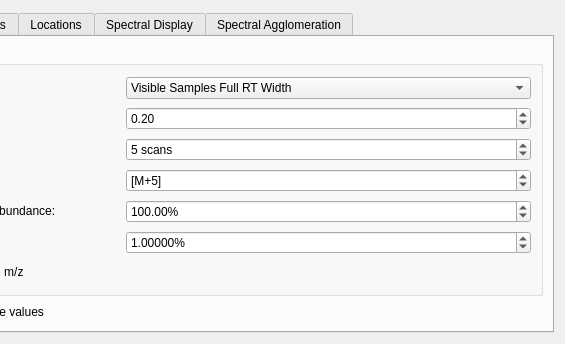
Qt form src/maven/forms/settingsform.ui (eugenemel/maven) before a commit; both pictures show x 529 to 1094 and y 0 to 344 of the 1094 by 344 pixel window.
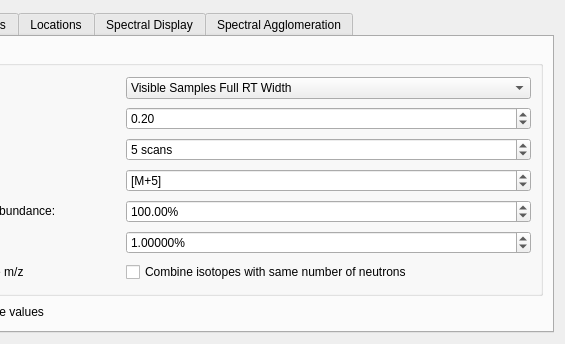
The same form after that commit. The open tabs and pages were chosen to show the change. Icons and pictures are not drawn.

Commit message: Issue 823: Added new option to condense isotopes.

```diff
--- a/src/maven/forms/settingsform.ui
+++ b/src/maven/forms/settingsform.ui
@@ -849,6 +849,13 @@
             </property>
            </widget>
           </item>
+          <item row="6" column="1">
+           <widget class="QCheckBox" name="chkIsCombineToSameNumberNeutrons">
+            <property name="text">
+             <string>Combine isotopes with same number of neutrons</string>
+            </property>
+           </widget>
+          </item>
          </layout>
         </widget>
        </item>
```
The commit also changes 1 other file.
